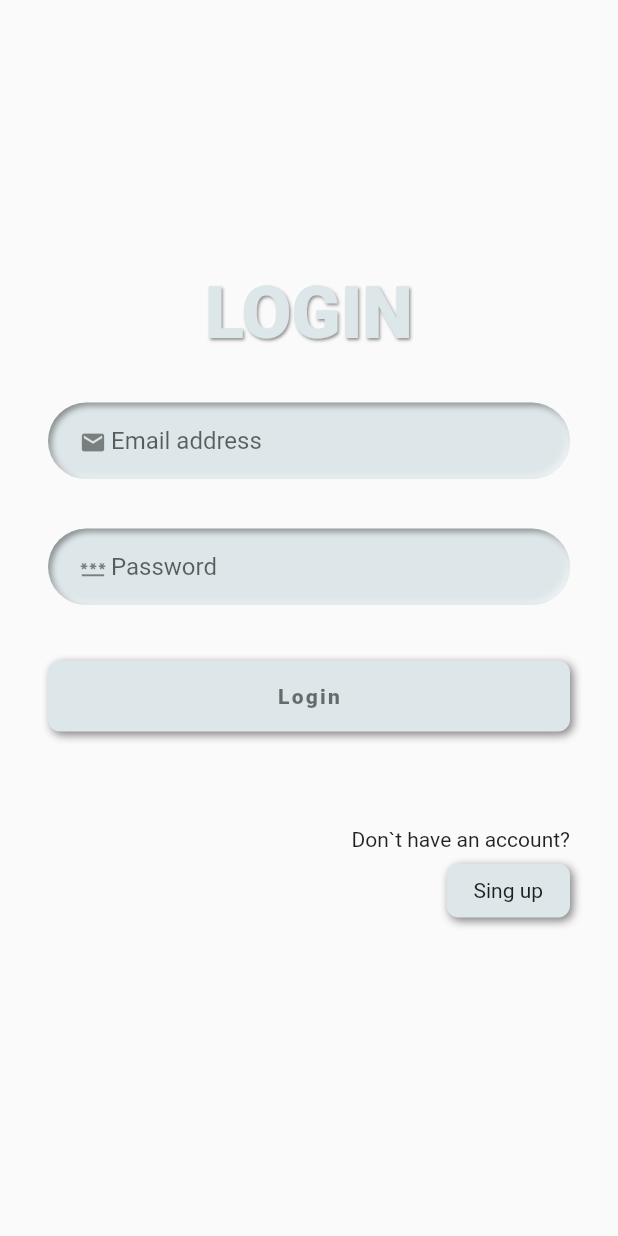
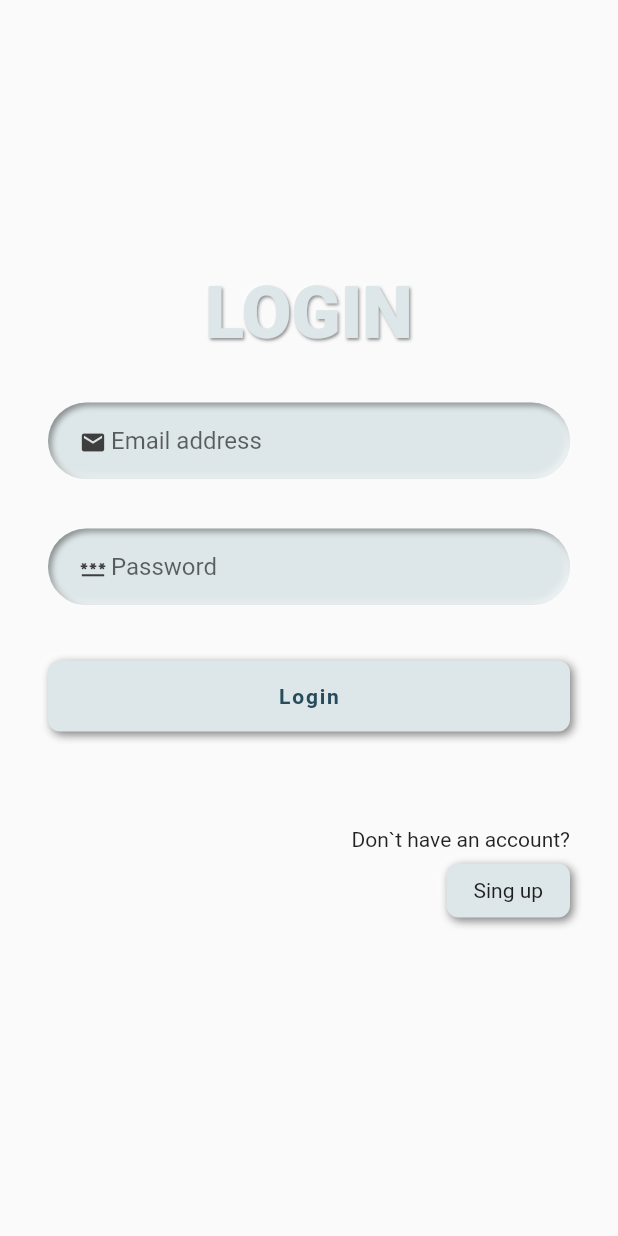
Before and after one commit to uni-do-to/nifty_mobile, a Flutter app: the screen it shows after launch, on a phone screen of 412 x 824 dp. Run offline on Flutter 3.47's test engine with Material 2 defaults, Android fonts, the phone set to English and light mode, and no system bars; drawn by our look-alikes of flutter_neumorphic; our stand-ins replace cached_network_image, date_format, fluttertoast, get, get_storage, google_fonts and 1 more; missing offline and left inert: dart:html; accounts and stored records are empty.

```diff
--- a/lib/app.dart
+++ b/lib/app.dart
@@ -1,5 +1,6 @@
 import 'package:flutter_neumorphic/flutter_neumorphic.dart';
 import 'package:get/get_navigation/src/root/get_material_app.dart';
+import 'package:google_fonts/google_fonts.dart';
 
 import 'app/routes/app_pages.dart';
 import 'generated/locales.g.dart';
@@ -11,29 +12,35 @@ class App extends StatelessWidget {
   Widget build(BuildContext context) {
     return NeumorphicTheme(
       themeMode: ThemeMode.light,
-      theme: const NeumorphicThemeData(
+      theme: NeumorphicThemeData(
           lightSource: LightSource.topLeft,
-          accentColor: NeumorphicColors.accent,
+          accentColor: Color(0xFF3E3E3E),
           variantColor: NeumorphicColors.variant,
-          defaultTextColor: NeumorphicColors.defaultTextColor,
-          appBarTheme: NeumorphicAppBarThemeData(
+          defaultTextColor: Color(0xff274c5b),
+          appBarTheme: const NeumorphicAppBarThemeData(
             buttonStyle: NeumorphicStyle(boxShape: NeumorphicBoxShape.circle()  , depth: 2 ),
-            textStyle: TextStyle(color: Colors.black54 , fontSize: 24 ),
-            iconTheme: IconThemeData(color: Colors.black54, size: 24 ),
+            textStyle: TextStyle(color: Color(0xff274c5b) , fontSize: 24 ),
+            iconTheme: IconThemeData(color: Color(0xff274c5b), size: 24 ),
           ),
-          textTheme: TextTheme(
-            labelLarge: TextStyle(
-              fontWeight: FontWeight.w800,
-              color: Colors.black54 ,
-              letterSpacing: 1.5
+          textTheme: GoogleFonts.robotoTextTheme().copyWith(
+            labelLarge: const TextStyle(
+              fontWeight: FontWeight.w600,
+              color: Color(0xff274c5b) ,
+              letterSpacing: 1.2,
             ),
-            bodySmall: TextStyle(
-                color: Colors.black54 ,
-            )
+            bodySmall: const TextStyle(
+                color: Color(0xff274c5b) ,
+              fontWeight: FontWeight.w400,
+            ),
+            titleMedium: const TextStyle(
+              color: Color(0xff274c5b) ,
+                fontWeight: FontWeight.w400,
+                fontSize: 16.0
+            ),
           ),
           depth: 4,
           intensity: 0.9,
-          buttonStyle: NeumorphicStyle(depth: 4 , intensity: 0.9)
+          buttonStyle: const NeumorphicStyle(depth: 4 , intensity: 0.9 , )
       ),
 
       darkTheme: const NeumorphicThemeData(
--- a/lib/app/data/auth_provider.dart
+++ b/lib/app/data/auth_provider.dart
@@ -14,7 +14,6 @@ class AuthProvider extends BaseProvider {
 
     return decode<UserPermission?>(response, UserPermission.fromJson);
 
-    return response.body;
   }
 
 }
--- a/lib/app/modules/register/views/register_view.dart
+++ b/lib/app/modules/register/views/register_view.dart
@@ -46,7 +46,6 @@ class RegisterView extends GetView<RegisterController> {
           Padding(
             padding: const EdgeInsets.all(32.0),
             child: AboutYouView(),
-
           ),
           Expanded(child: Container(),) ,
           Container(
--- a/lib/app/routes/app_pages.dart
+++ b/lib/app/routes/app_pages.dart
@@ -1,7 +1,4 @@
 import 'package:get/get.dart';
-import 'package:nifty_mobile/app/modules/register/views/about_you_view.dart';
-import 'package:nifty_mobile/app/modules/register/views/nifty_points_view.dart';
-import 'package:nifty_mobile/app/modules/register/views/your_bmi_view.dart';
 
 import '../middleware/auth_middleware.dart';
 import '../modules/home/bindings/home_binding.dart';
@@ -34,20 +31,5 @@ class AppPages {
       page: () => const RegisterView(),
       binding: RegisterBinding(),
     ),
-    GetPage(
-      name: _Paths.ABOUT_YOU,
-      page: () => AboutYouView(),
-      binding: RegisterBinding(),
-    ),
-    GetPage(
-      name: _Paths.YOUR_BMI,
-      page: () => const YourBmiView(),
-      binding: RegisterBinding(),
-    ),
-    GetPage(
-      name: _Paths.NIFTY_POINTS,
-      page: () => const NiftyPointsView(),
-      binding: RegisterBinding(),
-    ),
   ];
 }
--- a/lib/app/widgets/form_field.dart
+++ b/lib/app/widgets/form_field.dart
@@ -52,6 +52,7 @@ class NeuFormField extends StatelessWidget {
               isDense: true,
               fillColor: Colors.transparent,
               prefixIcon: prefixIcon,
+              prefixIconColor: NeumorphicTheme.accentColor(context),
               prefixIconConstraints: const BoxConstraints(
                 maxHeight: 16,
                 minWidth: 24,
@@ -62,6 +63,7 @@ class NeuFormField extends StatelessWidget {
                 minWidth: 24,
               ),
             ),
+            style: NeumorphicTheme.of(context)?.current?.textTheme.titleMedium,
             readOnly: readOnly,
             onTap: onTap,
             obscureText: obscureText,
--- a/pubspec.yaml
+++ b/pubspec.yaml
@@ -19,6 +19,7 @@ dependencies:
   internet_connection_checker: ^1.0.0+1
   get_storage: ^2.1.1
   date_format: ^2.0.7
+  google_fonts: ^6.1.0
 
 dev_dependencies:
   flutter_lints: ^2.0.0
```
Also changed, not shown: pubspec.lock.
